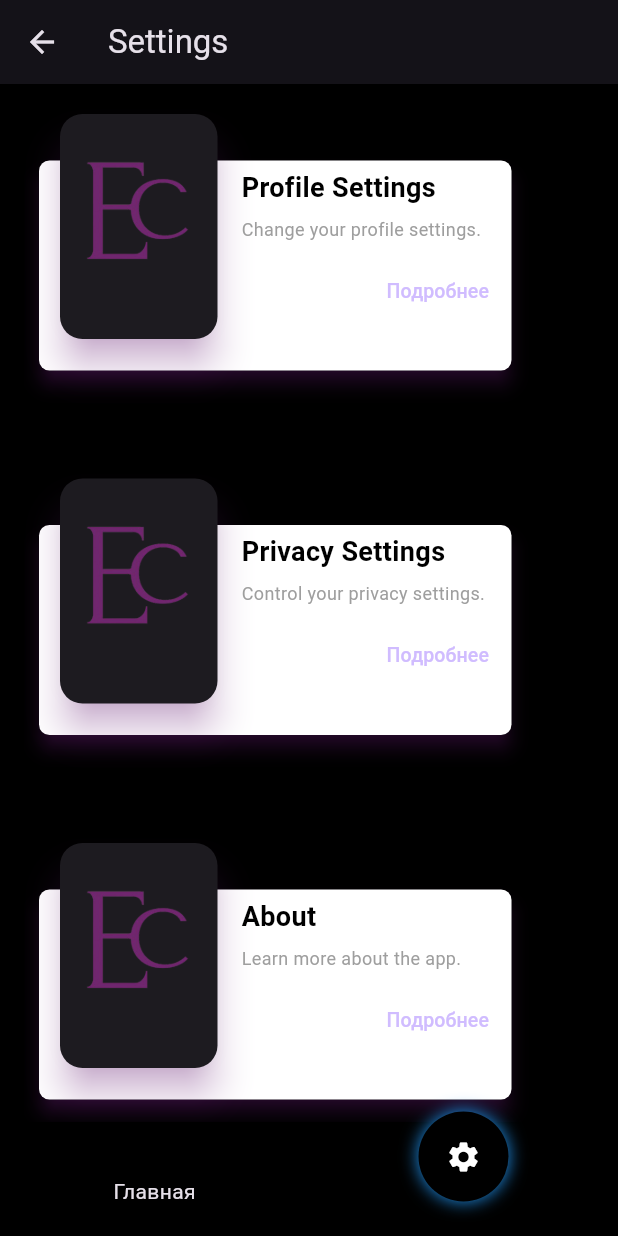
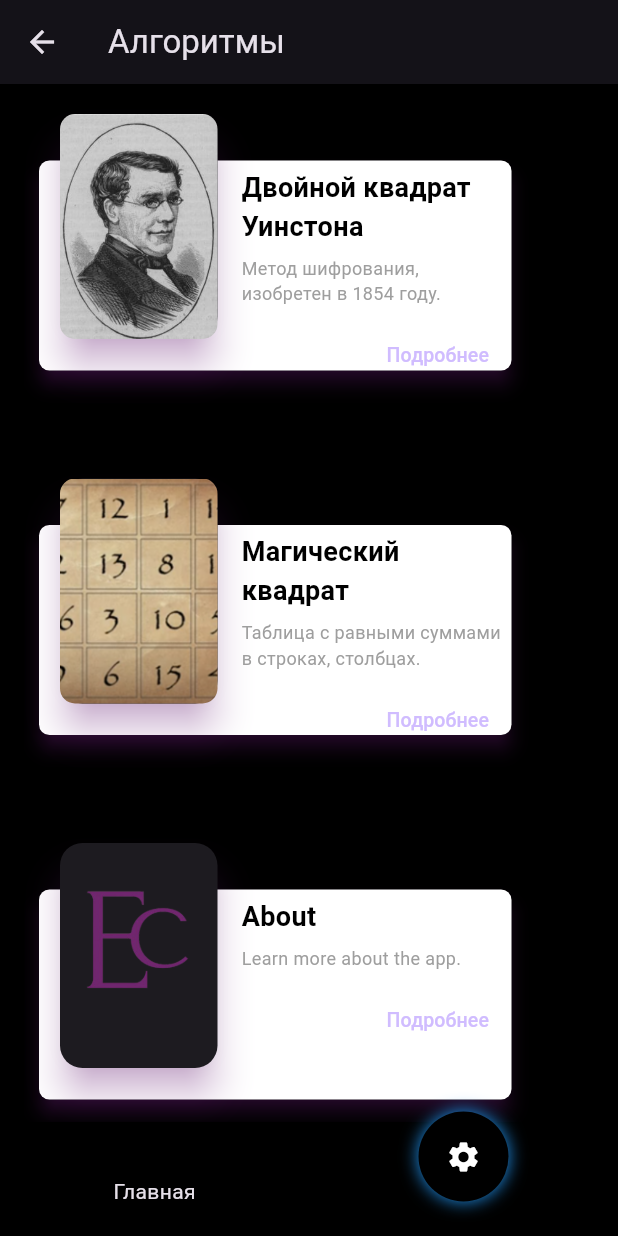
Before and after one commit to TheMusoftware/EncryptEd, a Flutter app: the HomeScreen screen opened by its route, item 2 of the bottom bar chosen, on a phone screen of 412 x 824 dp. Run offline on Flutter 3.47's test engine with Material 3 defaults, Android fonts, the phone set to English and light mode, and no system bars; drawn by our look-alikes of circle_nav_bar; our stand-ins replace google_fonts.

Commit message:
designed some cards in settings

```diff
--- a/lib/screens/home_screen.dart
+++ b/lib/screens/home_screen.dart
@@ -29,7 +29,7 @@ class _HomeScreenState extends State<HomeScreen> {
         ],
         inactiveIcons: const [
           Text("Главная"),
-          Text("Настройки"),
+          Text("Алгоритмы"),
         ],
         color: Colors.black,
         circleColor: Colors.black,
--- a/lib/screens/login_screen.dart
+++ b/lib/screens/login_screen.dart
@@ -37,7 +37,7 @@ class SigninOrSignupScreen extends StatelessWidget {
                   ),
                   SizedBox(height: screenHeight * 0.02),
                   Text(
-                    "Welcome to the World of Ciphers: Mastering the Art of Concealed Communication!",
+                    "Откройте мир криптографии с Encrypted",
                     style: TextStyle(
                       fontSize: screenWidth * 0.04,
                       color: Colors.grey[600],
--- a/lib/screens/settings.dart
+++ b/lib/screens/settings.dart
@@ -7,16 +7,16 @@ class SettingsScreen extends StatelessWidget {
   Widget build(BuildContext context) {
     return Scaffold(
       appBar: AppBar(
-        title: const Text('Settings'),
+        title: const Text('Алгоритмы'),
       ),
       body: Padding(
         padding: const EdgeInsets.all(16.0),
         child: ListView(
           children: [
             _buildSettingCard(
-              imagePath: 'assets/logo.png',
-              title: 'Profile Settings',
-              description: 'Change your profile settings.',
+              imagePath: 'assets/wheatstone.jpg',
+              title: 'Двойной квадрат Уинстона',
+              description: 'Метод шифрования, изобретен в 1854 году.',
               onTap: () {
                 Navigator.push(
                   context,
@@ -30,9 +30,12 @@ class SettingsScreen extends StatelessWidget {
 
             // Privacy Settings
             _buildSettingCard(
-              imagePath: 'assets/logo.png',
-              title: 'Privacy Settings',
-              description: 'Control your privacy settings.',
+              imagePath: 'assets/devil_magic_square.png',
+              title: 'Магический квадрат',
+              description: 'Таблица с равными суммами в строках, столбцах.',
+
+
+
               onTap: () {},
             ),
             const SizedBox(height: 12),
```
Also changed, not shown: assets/ancient_rome.png (deleted), assets/devil_magic_square.png (added), assets/enigma_hill.jpg (deleted), assets/example_hill.png (deleted), assets/wheatstone.jpg (added), 4 other files.
